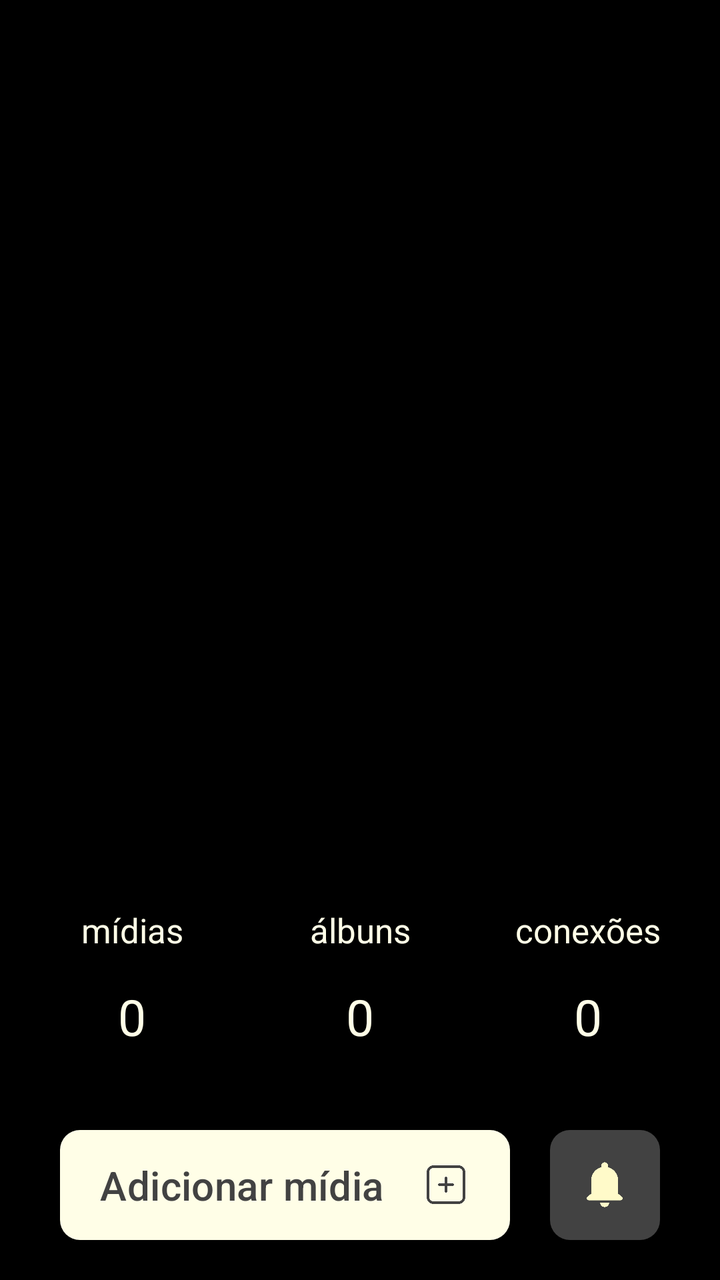
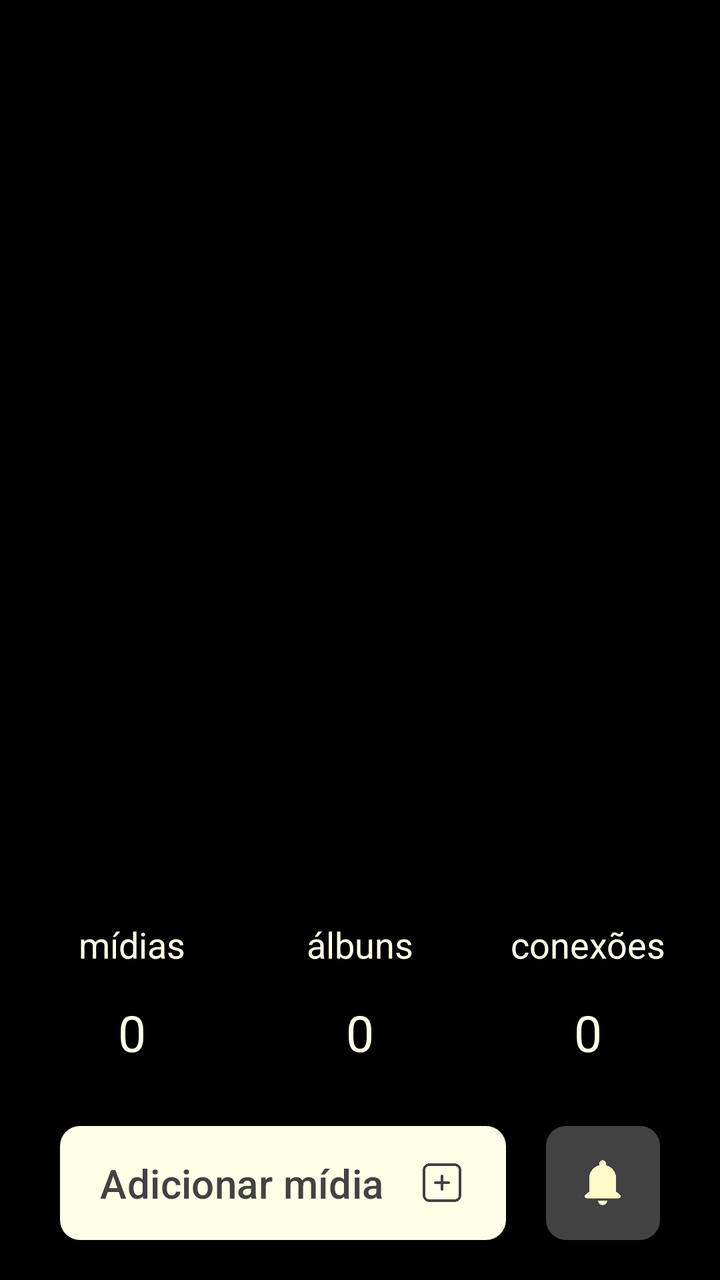

Before-and-after screenshots of an Android layout around one commit, followed by the original layout XML and the change that was made.
<!-- AndroidManifest.xml: application theme Theme.Monaly -->
<!-- res/layout/fragment_feed.xml -->
<?xml version="1.0" encoding="utf-8"?>
<androidx.constraintlayout.widget.ConstraintLayout xmlns:android="http://schemas.android.com/apk/res/android"
    xmlns:app="http://schemas.android.com/apk/res-auto"
    xmlns:tools="http://schemas.android.com/tools"
    android:layout_width="match_parent"
    android:layout_height="match_parent"
    android:background="@color/black"
    tools:context=".ui.fragment.navegation.FeedFragment">

    <androidx.viewpager2.widget.ViewPager2
        android:id="@+id/viewPagerFeedAlbums"
        android:layout_width="0dp"
        android:layout_height="0dp"
        app:layout_constraintBottom_toTopOf="@+id/textTitleMidia"
        app:layout_constraintEnd_toEndOf="parent"
        app:layout_constraintStart_toStartOf="parent"
        app:layout_constraintTop_toTopOf="parent" />

    <com.google.android.material.button.MaterialButton
        android:id="@+id/buttonAdd"
        android:layout_width="0dp"
        android:layout_height="55dp"
        android:layout_marginStart="30dp"
        android:layout_marginEnd="20dp"
        android:layout_marginBottom="20dp"
        android:background="@drawable/drawable_background_button_gray_dark_10_dp"
        android:gravity="start|center_vertical"
        android:paddingStart="20dp"
        android:paddingEnd="20dp"
        android:text="@string/feed_button_to_add"
        android:textAllCaps="false"
        android:textColor="@color/gray_dark"
        android:textSize="20sp"
        app:backgroundTint="@color/bage_neutral"
        app:icon="@drawable/ic_add_gray_dark"
        app:iconGravity="end"
        app:iconSize="24dp"
        app:iconTint="@null"
        app:layout_constraintBottom_toBottomOf="parent"
        app:layout_constraintEnd_toStartOf="@+id/buttonNotification"
        app:layout_constraintHorizontal_bias="0.0"
        app:layout_constraintStart_toStartOf="parent" />

    <com.google.android.material.button.MaterialButton
        android:id="@+id/buttonNotification"
        android:layout_width="55dp"
        android:layout_height="55dp"
        android:layout_marginEnd="30dp"
        android:layout_marginBottom="20dp"
        android:background="@drawable/drawable_background_button_gray_dark_10_dp"
        android:contentDescription="@string/feed_content_description_notification"
        android:insetTop="0dp"
        android:insetBottom="0dp"
        android:padding="0dp"
        app:backgroundTint="@color/gray_dark"
        app:icon="@drawable/ic_notification_bage_neutral"
        app:iconGravity="textStart"
        app:iconPadding="0dp"
        app:iconSize="28dp"
        app:iconTint="@null"
        app:layout_constraintBottom_toBottomOf="parent"
        app:layout_constraintEnd_toEndOf="parent" />

    <TextView
        android:id="@+id/textDefaultAlbun"
        android:layout_width="wrap_content"
        android:layout_height="wrap_content"
        android:layout_marginBottom="40dp"
        android:text="@string/feed__defaut_number"
        android:textColor="@color/bage_neutral"
        android:textSize="25sp"
        app:layout_constraintBottom_toTopOf="@+id/buttonAdd"
        app:layout_constraintEnd_toEndOf="parent"
        app:layout_constraintStart_toStartOf="parent" />

    <TextView
        android:id="@+id/textDefaultConection"
        android:layout_width="wrap_content"
        android:layout_height="wrap_content"
        android:layout_marginStart="100dp"
        android:text="@string/feed__defaut_number"
        android:textColor="@color/bage_neutral"
        android:textSize="25sp"
        app:layout_constraintBottom_toBottomOf="@+id/textDefaultAlbun"
        app:layout_constraintStart_toEndOf="@+id/textDefaultAlbun" />

    <TextView
        android:id="@+id/textDefaultMidia"
        android:layout_width="wrap_content"
        android:layout_height="wrap_content"
        android:layout_marginEnd="100dp"
        android:text="@string/feed__defaut_number"
        android:textColor="@color/bage_neutral"
        android:textSize="25sp"
        app:layout_constraintBottom_toBottomOf="@+id/textDefaultAlbun"
        app:layout_constraintEnd_toStartOf="@+id/textDefaultAlbun" />

    <TextView
        android:id="@+id/textTitleAlbun"
        android:layout_width="wrap_content"
        android:layout_height="wrap_content"
        android:layout_marginBottom="15dp"
        android:text="@string/feed_title_albuns"
        android:textColor="@color/bage_neutral"
        android:textSize="17sp"
        app:layout_constraintBottom_toTopOf="@+id/textDefaultAlbun"
        app:layout_constraintEnd_toEndOf="parent"
        app:layout_constraintStart_toStartOf="parent" />

    <TextView
        android:id="@+id/textTitleConection"
        android:layout_width="wrap_content"
        android:layout_height="wrap_content"
        android:layout_marginBottom="15dp"
        android:text="@string/feed_title_conections"
        android:textColor="@color/bage_neutral"
        android:textSize="17sp"
        app:layout_constraintBottom_toTopOf="@+id/textDefaultConection"
        app:layout_constraintEnd_toEndOf="@+id/textDefaultConection"
        app:layout_constraintStart_toStartOf="@+id/textDefaultConection" />

    <TextView
        android:id="@+id/textTitleMidia"
        android:layout_width="wrap_content"
        android:layout_height="wrap_content"
        android:layout_marginBottom="15dp"
        android:text="@string/feed_title_midia"
        android:textColor="@color/bage_neutral"
        android:textSize="17sp"
        app:layout_constraintBottom_toTopOf="@+id/textDefaultMidia"
        app:layout_constraintEnd_toEndOf="@+id/textDefaultMidia"
        app:layout_constraintStart_toStartOf="@+id/textDefaultMidia" />

</androidx.constraintlayout.widget.ConstraintLayout>
<!-- resources referenced by this layout -->
<resources>
  <color name="bage_neutral">#fffee7</color>
  <color name="black">#000000</color>
  <color name="gray_dark">#424242</color>
  <!-- drawable drawable_background_button_gray_dark_10_dp (drawable) -->
  <?xml version="1.0" encoding="utf-8"?>
  <shape xmlns:android="http://schemas.android.com/apk/res/android">
  
      <corners android:radius="10dp"/>
      <solid android:color="@color/gray_dark"/>
  
  </shape>
  <!-- drawable ic_add_gray_dark: png bitmap (drawable, 1667 bytes) -->
  <!-- drawable ic_notification_bage_neutral: png bitmap (drawable, 1421 bytes) -->
  <string name="feed__defaut_number">0</string>
  <string name="feed_button_to_add">Adicionar mídia</string>
  <string name="feed_content_description_notification">Botão de notificação</string>
  <string name="feed_title_albuns">álbuns</string>
  <string name="feed_title_conections">conexões</string>
  <string name="feed_title_midia">mídias</string>
  <style name="Theme.Monaly" parent="Base.Theme.Monaly" />
  <style name="Base.Theme.Monaly" parent="Theme.Material3.DayNight.NoActionBar">
  
          <item name="android:navigationBarColor">@color/black</item>
  
      </style>
</resources>

<!-- the commit's change to res/layout/fragment_feed.xml (unified diff, before → after) -->
@@ -19,7 +19,7 @@
     <com.google.android.material.button.MaterialButton
         android:id="@+id/buttonAdd"
         android:layout_width="0dp"
-        android:layout_height="55dp"
+        android:layout_height="57dp"
         android:layout_marginStart="30dp"
         android:layout_marginEnd="20dp"
         android:layout_marginBottom="20dp"
@@ -43,8 +43,8 @@
 
     <com.google.android.material.button.MaterialButton
         android:id="@+id/buttonNotification"
-        android:layout_width="55dp"
-        android:layout_height="55dp"
+        android:layout_width="57dp"
+        android:layout_height="57dp"
         android:layout_marginEnd="30dp"
         android:layout_marginBottom="20dp"
         android:background="@drawable/drawable_background_button_gray_dark_10_dp"
@@ -65,7 +65,7 @@
         android:id="@+id/textDefaultAlbun"
         android:layout_width="wrap_content"
         android:layout_height="wrap_content"
-        android:layout_marginBottom="40dp"
+        android:layout_marginBottom="30dp"
         android:text="@string/feed__defaut_number"
         android:textColor="@color/bage_neutral"
         android:textSize="25sp"
@@ -102,7 +102,7 @@
         android:layout_marginBottom="15dp"
         android:text="@string/feed_title_albuns"
         android:textColor="@color/bage_neutral"
-        android:textSize="17sp"
+        android:textSize="18sp"
         app:layout_constraintBottom_toTopOf="@+id/textDefaultAlbun"
         app:layout_constraintEnd_toEndOf="parent"
         app:layout_constraintStart_toStartOf="parent" />
@@ -114,7 +114,7 @@
         android:layout_marginBottom="15dp"
         android:text="@string/feed_title_conections"
         android:textColor="@color/bage_neutral"
-        android:textSize="17sp"
+        android:textSize="18sp"
         app:layout_constraintBottom_toTopOf="@+id/textDefaultConection"
         app:layout_constraintEnd_toEndOf="@+id/textDefaultConection"
         app:layout_constraintStart_toStartOf="@+id/textDefaultConection" />
@@ -126,7 +126,7 @@
         android:layout_marginBottom="15dp"
         android:text="@string/feed_title_midia"
         android:textColor="@color/bage_neutral"
-        android:textSize="17sp"
+        android:textSize="18sp"
         app:layout_constraintBottom_toTopOf="@+id/textDefaultMidia"
         app:layout_constraintEnd_toEndOf="@+id/textDefaultMidia"
         app:layout_constraintStart_toStartOf="@+id/textDefaultMidia" />
